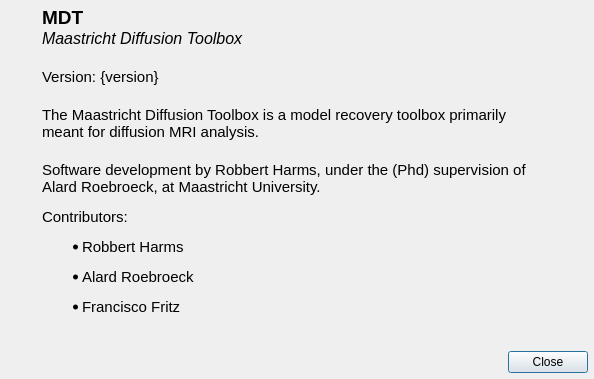
Above: mdt/data/qt_designs/model_fit/about_dialog.ui from robbert-harms/MDT before the change. Below: the same form after it.
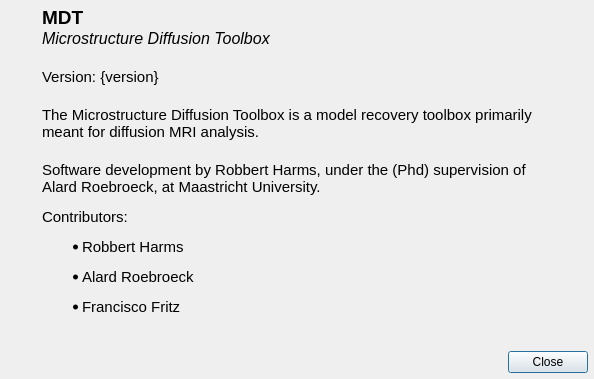
That is the form after the change. Icons and pictures are not drawn.

Commit message: Renamed DMRICompositeModelTemplate to CompositeModelTemplate. Renamed Maastricht to Microstructure (Diffusion Toolbox)

What changed in the file:
```diff
--- a/mdt/data/qt_designs/model_fit/about_dialog.ui
+++ b/mdt/data/qt_designs/model_fit/about_dialog.ui
@@ -92,7 +92,7 @@
           </font>
          </property>
          <property name="text">
-          <string>Maastricht Diffusion Toolbox</string>
+          <string>Microstructure Diffusion Toolbox</string>
          </property>
         </widget>
        </item>
@@ -117,7 +117,7 @@
 p, li { white-space: pre-wrap; }
 &lt;/style&gt;&lt;/head&gt;&lt;body style=&quot; font-family:'Droid Sans'; font-size:9pt; font-weight:400; font-style:normal;&quot;&gt;
 &lt;p style=&quot; margin-top:12px; margin-bottom:12px; margin-left:0px; margin-right:0px; -qt-block-indent:0; text-indent:0px;&quot;&gt;&lt;span style=&quot; font-size:11pt;&quot;&gt;Version: {version}&lt;/span&gt;&lt;/p&gt;
-&lt;p style=&quot; margin-top:20px; margin-bottom:12px; margin-left:0px; margin-right:0px; -qt-block-indent:0; text-indent:0px;&quot;&gt;&lt;span style=&quot; font-size:11pt;&quot;&gt;The Maastricht Diffusion Toolbox is a model recovery toolbox primarily meant for diffusion MRI analysis.&lt;/span&gt;&lt;/p&gt;
+&lt;p style=&quot; margin-top:20px; margin-bottom:12px; margin-left:0px; margin-right:0px; -qt-block-indent:0; text-indent:0px;&quot;&gt;&lt;span style=&quot; font-size:11pt;&quot;&gt;The Microstructure Diffusion Toolbox is a model recovery toolbox primarily meant for diffusion MRI analysis.&lt;/span&gt;&lt;/p&gt;
 &lt;p style=&quot; margin-top:20px; margin-bottom:12px; margin-left:0px; margin-right:0px; -qt-block-indent:0; text-indent:0px;&quot;&gt;&lt;span style=&quot; font-size:11pt;&quot;&gt;Software development by Robbert Harms, under the (Phd) supervision of Alard Roebroeck, at Maastricht University.&lt;/span&gt;&lt;/p&gt;
 &lt;p style=&quot; margin-top:12px; margin-bottom:12px; margin-left:0px; margin-right:0px; -qt-block-indent:0; text-indent:0px;&quot;&gt;&lt;span style=&quot; font-size:11pt;&quot;&gt;Contributors:&lt;/span&gt;&lt;/p&gt;
 &lt;ul style=&quot;margin-top: 0px; margin-bottom: 0px; margin-left: 0px; margin-right: 0px; -qt-list-indent: 1;&quot;&gt;&lt;li style=&quot; font-size:11pt;&quot; style=&quot; margin-top:12px; margin-bottom:12px; margin-left:0px; margin-right:0px; -qt-block-indent:0; text-indent:0px;&quot;&gt;Robbert Harms&lt;/li&gt;
```
The commit also changes 23 other files.
